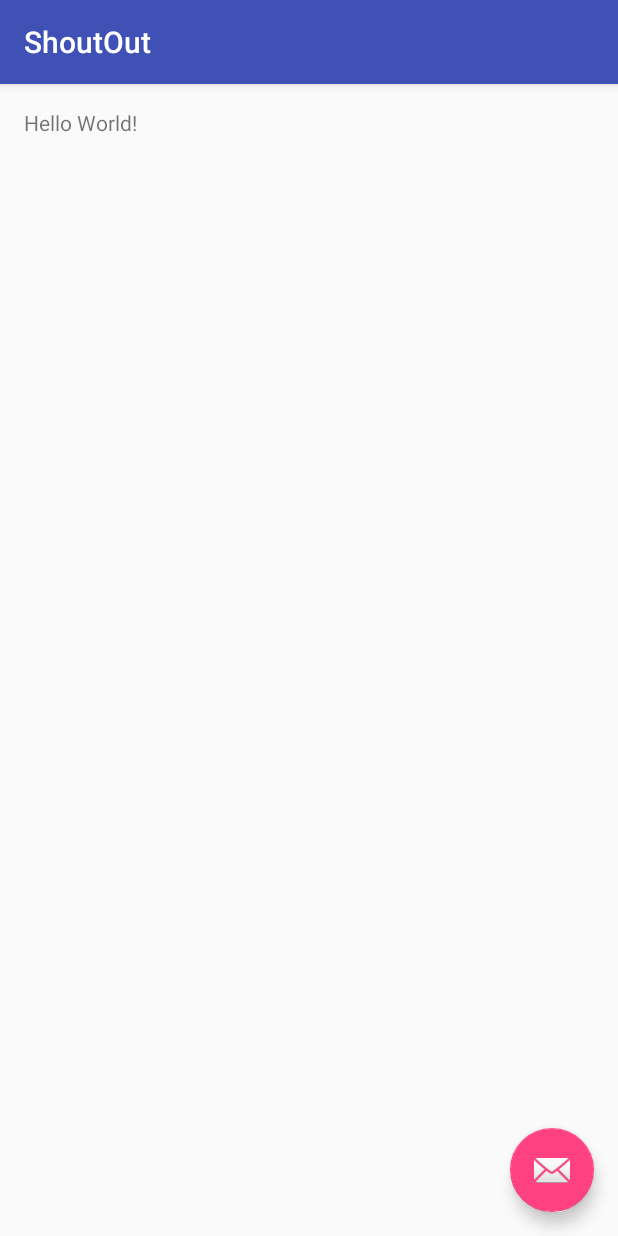
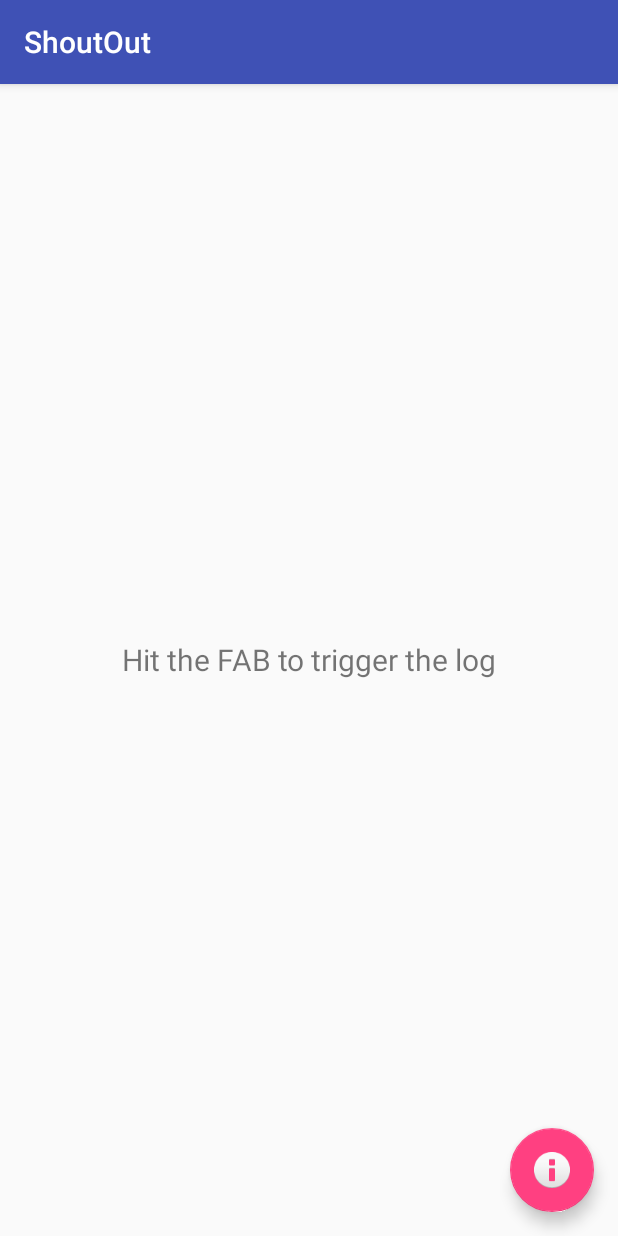
Before and after one commit to nisrulz/ShoutOut, an Android app: the screen it shows after launch (MainActivity), after a tap on an icon or button, on a phone screen of 412 x 824 dp. Run offline under Robolectric (Android 15) with nearby library versions, the phone set to English and light mode, and no system bars.

Commit message:
[*] code cleanup and refactoring

```diff
--- a/sample/src/main/java/github/nisrulz/projectshoutout/MainActivity.java
+++ b/sample/src/main/java/github/nisrulz/projectshoutout/MainActivity.java
@@ -21,6 +21,7 @@ import android.support.design.widget.FloatingActionButton;
 import android.support.v7.app.AppCompatActivity;
 import android.support.v7.widget.Toolbar;
 import android.view.View;
+import android.widget.Toast;
 import github.nisrulz.shoutout.ShoutOut;
 
 public class MainActivity extends AppCompatActivity {
@@ -34,12 +35,15 @@ public class MainActivity extends AppCompatActivity {
     Toolbar toolbar = (Toolbar) findViewById(R.id.toolbar);
     setSupportActionBar(toolbar);
 
-    shoutOut = ShoutOut.withTag(">> ShoutOut", true);
+    shoutOut = ShoutOut.withTag(true, ">> ShoutOut");
 
     FloatingActionButton fab = (FloatingActionButton) findViewById(R.id.fab);
     fab.setOnClickListener(new View.OnClickListener() {
       @Override
       public void onClick(View view) {
+
+        Toast.makeText(MainActivity.this, "Check your Logcat for logs", Toast.LENGTH_SHORT).show();
+
         // Debug Logs
         shoutOut.log("This is Debug information here in LOGCAT");
         // Error Logs
--- a/sample/src/main/res/layout/activity_main.xml
+++ b/sample/src/main/res/layout/activity_main.xml
@@ -46,6 +46,6 @@
         android:layout_height="wrap_content"
         android:layout_gravity="bottom|end"
         android:layout_margin="@dimen/fab_margin"
-        android:src="@android:drawable/ic_dialog_email"/>
+        android:src="@android:drawable/ic_dialog_info"/>
 
 </android.support.design.widget.CoordinatorLayout>
--- a/sample/src/main/res/layout/content_main.xml
+++ b/sample/src/main/res/layout/content_main.xml
@@ -27,10 +27,14 @@
     android:paddingTop="@dimen/activity_vertical_margin"
     app:layout_behavior="@string/appbar_scrolling_view_behavior"
     tools:context="github.nisrulz.projectshoutout.MainActivity"
-    tools:showIn="@layout/activity_main">
+    tools:showIn="@layout/activity_main"
+    >
 
-    <TextView
-        android:layout_width="wrap_content"
-        android:layout_height="wrap_content"
-        android:text="Hello World!"/>
+  <TextView
+      android:layout_width="match_parent"
+      android:layout_height="match_parent"
+      android:gravity="center"
+      android:textSize="20sp"
+      android:text="Hit the FAB to trigger the log"
+      />
 </RelativeLayout>
--- a/shoutout/src/main/java/github/nisrulz/shoutout/ShoutOut.java
+++ b/shoutout/src/main/java/github/nisrulz/shoutout/ShoutOut.java
@@ -23,6 +23,8 @@ public class ShoutOut {
   private final int priority;
   private static boolean debug;
 
+  private static ShoutOut shoutOut;
+
   private ShoutOut(String TAG, int priority) {
     this.TAG = TAG;
     this.priority = priority;
@@ -30,12 +32,18 @@ public class ShoutOut {
 
   public static ShoutOut withTag(boolean debuggable, String tag) {
     debug = debuggable;
-    return new ShoutOut(tag, Log.DEBUG);
+    if (shoutOut == null) {
+      shoutOut = new ShoutOut(tag, Log.INFO);
+    }
+    return shoutOut;
   }
 
   public static ShoutOut withTagAndPriority(boolean debuggable, String tag, int priority) {
     debug = debuggable;
-    return new ShoutOut(tag, priority);
+    if (shoutOut == null) {
+      shoutOut = new ShoutOut(tag, priority);
+    }
+    return shoutOut;
   }
 
   public ShoutOut log(String message) {
@@ -48,7 +56,7 @@ public class ShoutOut {
 
   public void withCause(Exception cause) {
     if (debug) {
-      Log.println(priority, TAG, Log.getStackTraceString(cause));
+      Log.println(Log.ERROR, TAG, Log.getStackTraceString(cause));
     }
   }
 }
```
Also changed, not shown: 1 other file.
